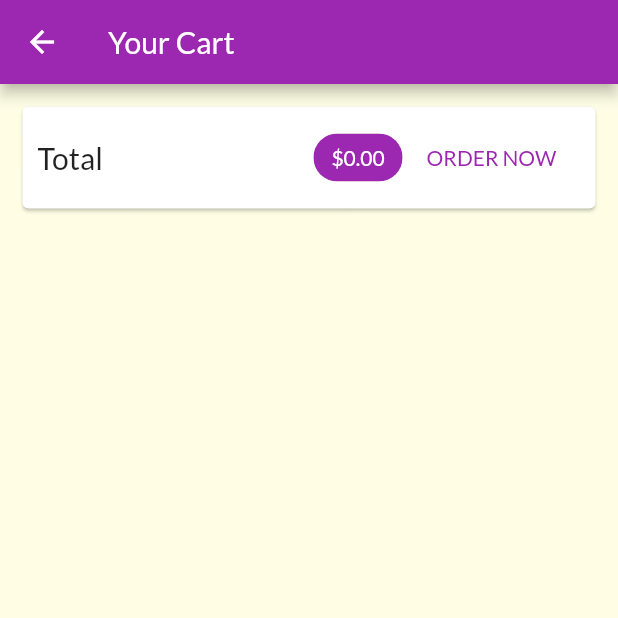
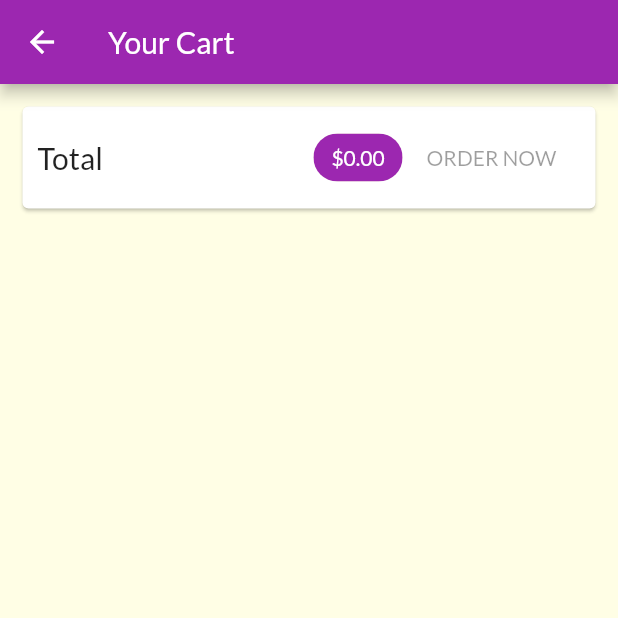
Before and after one commit to t2hieu91/ShopApp, a Flutter app: the CartScreen screen opened by its route, on a phone screen of 412 x 824 dp, the top half of it. Run offline on Flutter 3.47's test engine with Material 2 defaults, Android fonts, the phone set to English and light mode, and no system bars; network calls fail.

Commit message:
256. Storing Orders in Database

```diff
--- a/lib/screens/cart_screen.dart
+++ b/lib/screens/cart_screen.dart
@@ -11,7 +11,6 @@ class CartScreen extends StatelessWidget {
   @override
   Widget build(BuildContext context) {
     final cart = Provider.of<Cart>(context);
-    final orders = Provider.of<Orders>(context, listen: false);
 
     return Scaffold(
       appBar: AppBar(
@@ -41,21 +40,7 @@ class CartScreen extends StatelessWidget {
                     ),
                     backgroundColor: Theme.of(context).primaryColor,
                   ),
-                  FlatButton(
-                    onPressed: () {
-                      orders.addOrder(
-                        cart.items.values.toList(),
-                        cart.totalAmount,
-                      );
-                      cart.clear();
-                    },
-                    child: Text(
-                      'ORDER NOW',
-                      style: TextStyle(
-                        color: Theme.of(context).primaryColor,
-                      ),
-                    ),
-                  )
+                  OrderButton(cart: cart)
                 ],
               ),
             ),
@@ -78,3 +63,41 @@ class CartScreen extends StatelessWidget {
     );
   }
 }
+
+class OrderButton extends StatefulWidget {
+  const OrderButton({
+    Key key,
+    @required this.cart,
+  }) : super(key: key);
+
+  final Cart cart;
+
+  @override
+  _OrderButtonState createState() => _OrderButtonState();
+}
+
+class _OrderButtonState extends State<OrderButton> {
+  var _isLoading = false;
+
+  @override
+  Widget build(BuildContext context) {
+    return FlatButton(
+      child: _isLoading ? CircularProgressIndicator() : Text('ORDER NOW'),
+      onPressed: (widget.cart.totalAmount <= 0 || _isLoading)
+          ? null
+          : () async {
+              setState(() {
+                _isLoading = true;
+              });
+              await Provider.of<Orders>(context, listen: false).addOrder(
+                widget.cart.items.values.toList(),
+                widget.cart.totalAmount,
+              );
+              setState(() {
+                _isLoading = false;
+              });
+              widget.cart.clear();
+            },
+    );
+  }
+}
```
Also changed, not shown: lib/providers/orders.dart (+26 -4 lines), lib/providers/product.dart (+24 -1 lines).
